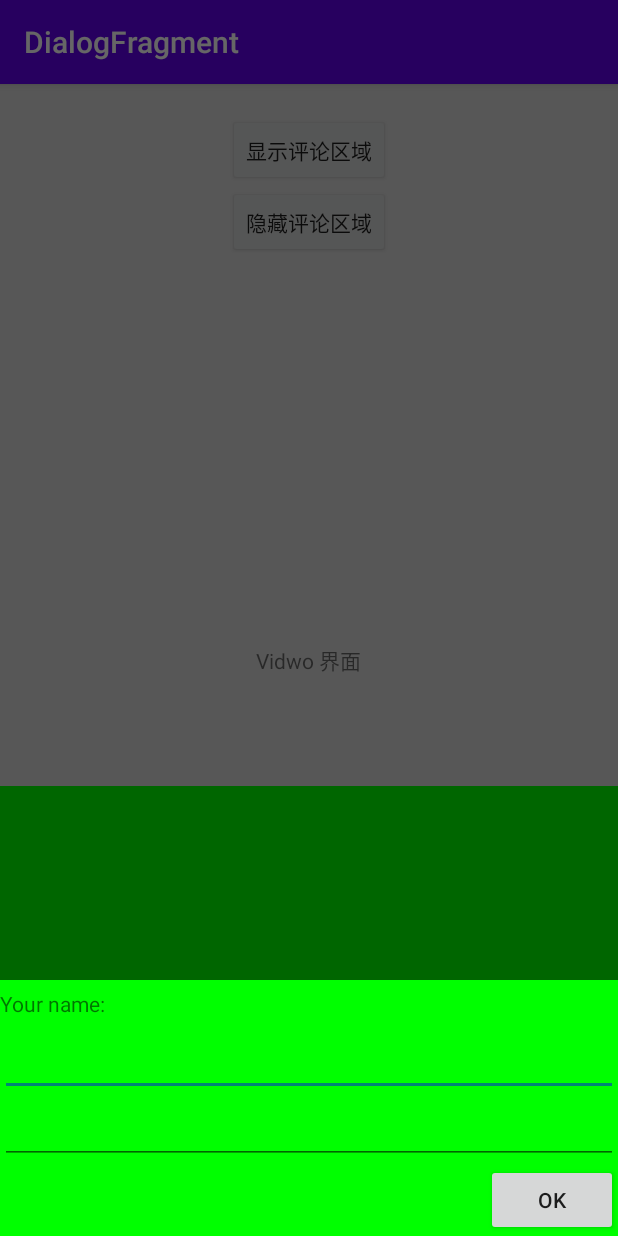
After one commit to wjianchen13/DialogFragment, an Android app: the fragment BottomDialogFragment2 placed in its activity, on a phone screen of 412 x 824 dp. The commit adds this screen. Run offline under Robolectric (Android 15) with nearby library versions, the phone set to English and light mode, and no system bars.

Commit message:
底部弹出DialogFragment弹出软键盘

```diff
--- a/app/src/main/AndroidManifest.xml
+++ b/app/src/main/AndroidManifest.xml
@@ -24,6 +24,8 @@
         <activity android:name=".progress.ProgressActivity" />
         <activity android:name=".top.TopActivity" />
         <activity android:name=".custombottom.CustomBottomActivity" />
+        <activity android:name=".custombottom.CustomBottomActivity2" />
+
     </application>
 
 </manifest>
--- a/app/src/main/java/com/example/dialogfragment/MainActivity.java
+++ b/app/src/main/java/com/example/dialogfragment/MainActivity.java
@@ -16,6 +16,7 @@ import androidx.appcompat.app.AppCompatActivity;
 
 import com.example.dialogfragment.bottom.BottomActivity;
 import com.example.dialogfragment.custombottom.CustomBottomActivity;
+import com.example.dialogfragment.custombottom.CustomBottomActivity2;
 import com.example.dialogfragment.progress.ProgressActivity;
 import com.example.dialogfragment.top.TopActivity;
 
@@ -135,6 +136,11 @@ public class MainActivity extends AppCompatActivity implements LoginDialogFragme
 		startActivity(it);
 	}
 
+	public void onBottomDialogFragment2(View v) {
+		Intent it = new Intent();
+		it.setClass(this, CustomBottomActivity2.class);
+		startActivity(it);
+	}
 
 	@Override
 	public void onLoginInputComplete(String username, String password)
--- /dev/null
+++ b/app/src/main/java/com/example/dialogfragment/custombottom/BottomDialogFragment2.java
@@ -0,0 +1,61 @@
+package com.example.dialogfragment.custombottom;
+
+import android.os.Bundle;
+import android.view.Gravity;
+import android.view.LayoutInflater;
+import android.view.View;
+import android.view.ViewGroup;
+import android.view.Window;
+import android.view.WindowManager;
+
+import androidx.annotation.Nullable;
+import androidx.fragment.app.DialogFragment;
+
+import com.example.dialogfragment.R;
+
+public class BottomDialogFragment2 extends DialogFragment {
+
+    @Override
+    public void onCreate(@Nullable Bundle savedInstanceState) {
+        super.onCreate(savedInstanceState);
+        //设置style
+        setStyle(DialogFragment.STYLE_NORMAL, R.style.BottomDialog);
+
+    }
+
+    @Override
+    public void onStart() {
+        super.onStart();
+        //设置 dialog 的宽高
+        getDialog().getWindow().setLayout(ViewGroup.LayoutParams.MATCH_PARENT, ViewGroup.LayoutParams.WRAP_CONTENT);
+        //设置 dialog 的背景为 null
+        getDialog().getWindow().setBackgroundDrawable(null);
+
+    }
+
+    @Nullable
+    @Override
+    public View onCreateView(LayoutInflater inflater, @Nullable ViewGroup container, @Nullable Bundle savedInstanceState) {
+
+        //去除标题栏
+        getDialog().requestWindowFeature(Window.FEATURE_NO_TITLE);
+
+
+        Window window = getDialog().getWindow();
+        WindowManager.LayoutParams lp = window.getAttributes();
+        lp.gravity = Gravity.BOTTOM; //底部
+        lp.width = WindowManager.LayoutParams.MATCH_PARENT;
+        window.setAttributes(lp);
+
+
+        return createView(inflater, container);
+    }
+
+
+    //重写此方法，设置布局文件
+    protected View createView(LayoutInflater inflater, ViewGroup container) {
+        return inflater.inflate(R.layout.dialog_fragment_bottom2, container);
+    }
+
+
+}
--- /dev/null
+++ b/app/src/main/java/com/example/dialogfragment/custombottom/CustomBottomActivity2.java
@@ -0,0 +1,42 @@
+package com.example.dialogfragment.custombottom;
+
+import android.os.Bundle;
+import android.view.View;
+import android.widget.Button;
+import android.widget.LinearLayout;
+
+import androidx.appcompat.app.AppCompatActivity;
+
+import com.example.dialogfragment.R;
+import com.example.dialogfragment.bottom.CommentFragment;
+
+public class CustomBottomActivity2 extends AppCompatActivity {
+
+    private Button btn_comment;
+    private Button btn_comment1;
+    private LinearLayout ll_bottom;
+    private BottomDialogFragment2 bottomSheetFragment;
+
+    @Override
+    protected void onCreate(Bundle savedInstanceState) {
+        super.onCreate(savedInstanceState);
+        setContentView(R.layout.activity_custom_bottom2);
+        btn_comment = (Button) findViewById(R.id.btn_comment);
+        btn_comment1 = (Button) findViewById(R.id.btn_comment1);
+        ll_bottom = (LinearLayout) findViewById(R.id.ll_bottom);
+        btn_comment.setOnClickListener(new View.OnClickListener() {
+            @Override
+            public void onClick(View v) {
+                if(bottomSheetFragment == null)
+                    bottomSheetFragment = new BottomDialogFragment2();
+                bottomSheetFragment.show(getSupportFragmentManager(), CommentFragment.class.getSimpleName());
+            }
+        });
+        btn_comment1.setOnClickListener(new View.OnClickListener() {
+            @Override
+            public void onClick(View v) {
+
+            }
+        });
+    }
+}
--- /dev/null
+++ b/app/src/main/res/anim/bottom_dialog_slide_hide.xml
@@ -0,0 +1,8 @@
+<?xml version="1.0" encoding="utf-8"?>
+<set xmlns:android="http://schemas.android.com/apk/res/android">
+
+    <translate
+        android:duration="300"
+        android:fromYDelta="0"
+        android:toYDelta="100%p"/>
+</set>
--- /dev/null
+++ b/app/src/main/res/anim/bottom_dialog_slide_show.xml
@@ -0,0 +1,7 @@
+<?xml version="1.0" encoding="utf-8"?>
+<set xmlns:android="http://schemas.android.com/apk/res/android">
+<translate
+    android:duration="300"
+    android:fromYDelta="100%p"
+    android:toYDelta="0"/>
+</set>
--- /dev/null
+++ b/app/src/main/res/layout/activity_custom_bottom2.xml
@@ -0,0 +1,43 @@
+<?xml version="1.0" encoding="utf-8"?>
+<RelativeLayout
+    xmlns:android="http://schemas.android.com/apk/res/android"
+    android:layout_width="match_parent"
+    android:layout_height="match_parent"
+    android:background="#dbdbdb"
+    android:orientation="vertical">
+    <Button
+        android:id="@+id/btn_comment"
+        android:layout_width="wrap_content"
+        android:layout_height="wrap_content"
+        android:layout_centerHorizontal="true"
+        android:layout_marginTop="20dp"
+        android:text="显示评论区域"/>
+
+    <Button
+        android:id="@+id/btn_comment1"
+        android:layout_width="wrap_content"
+        android:layout_height="wrap_content"
+        android:layout_centerHorizontal="true"
+        android:layout_below="@id/btn_comment"
+        android:text="隐藏评论区域"/>
+
+    <TextView
+        android:id="@+id/tv_video"
+        android:layout_width="wrap_content"
+        android:layout_height="wrap_content"
+        android:layout_centerInParent="true"
+        android:gravity="center"
+        android:text="Vidwo 界面"/>
+
+    <LinearLayout
+        android:id="@+id/ll_bottom"
+        android:layout_width="match_parent"
+        android:layout_height="300dp"
+        android:gravity="center"
+        android:background="#ff00ff00"
+        android:layout_alignParentBottom="true"
+        android:orientation="horizontal">
+
+    </LinearLayout>
+
+</RelativeLayout>
--- a/app/src/main/res/layout/activity_main.xml
+++ b/app/src/main/res/layout/activity_main.xml
@@ -81,6 +81,13 @@
         android:text="底部弹出DialogFragment"
         android:textAllCaps="false"/>
 
+    <Button
+        android:layout_width="match_parent"
+        android:layout_height="wrap_content"
+        android:onClick="onBottomDialogFragment2"
+        android:text="底部弹出DialogFragment，有输入框"
+        android:textAllCaps="false"/>
+
     <FrameLayout
         android:layout_width="wrap_content"
         android:layout_height="wrap_content"
--- /dev/null
+++ b/app/src/main/res/layout/dialog_fragment_bottom2.xml
@@ -0,0 +1,39 @@
+<?xml version="1.0" encoding="utf-8"?>
+<RelativeLayout xmlns:android="http://schemas.android.com/apk/res/android"
+    android:id="@+id/rlyt_test"
+    android:layout_width="wrap_content"
+    android:layout_height="200dp"
+    android:background="#ff00ff00">
+
+    <TextView
+        android:id="@+id/id_label_your_name"
+        android:layout_width="wrap_content"
+        android:layout_height="32dp"
+        android:gravity="center_vertical"
+        android:text="Your name:" />
+
+    <EditText
+        android:id="@+id/id_txt_your_name_1"
+        android:layout_width="match_parent"
+        android:layout_height="wrap_content"
+        android:layout_below="@id/id_label_your_name"
+        android:imeOptions="actionDone"
+        android:inputType="text" />
+
+    <EditText
+        android:id="@+id/id_txt_your_name"
+        android:layout_width="match_parent"
+        android:layout_height="wrap_content"
+        android:layout_below="@id/id_txt_your_name_1"
+        android:imeOptions="actionDone"
+        android:inputType="text" />
+
+    <Button
+        android:id="@+id/id_sure_edit_name"
+        android:layout_width="wrap_content"
+        android:layout_height="wrap_content"
+        android:layout_alignParentRight="true"
+        android:layout_below="@id/id_txt_your_name"
+        android:text="ok" />
+
+</RelativeLayout>
--- a/app/src/main/res/values/styles.xml
+++ b/app/src/main/res/values/styles.xml
@@ -13,4 +13,13 @@
         <item name="android:windowExitAnimation">@anim/anim_top_out</item>
     </style>
 
+    <style name="BottomDialog" parent="Theme.AppCompat.Light.Dialog">
+        <item name="android:windowAnimationStyle">@style/BottomDialogAnimation</item>
+    </style>
+
+    <style name="BottomDialogAnimation">
+        <item name="android:windowEnterAnimation">@anim/bottom_dialog_slide_show</item>
+        <item name="android:windowExitAnimation">@anim/bottom_dialog_slide_hide</item>
+    </style>
+
 </resources>
```
